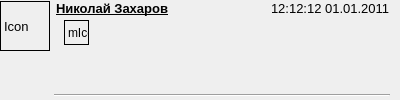
This is ui/dialogTo.ui in GoCodingIcreated/VKMessenger as Qt 5 draws it before an edit. The edited form follows.
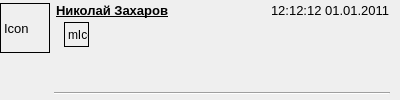
This is the edited form.

Commit message: v.0.1.5 Fixed: 	Split-line in dialog list was different for messageFrom and messageTo Added: 	Chat has been supported since now. It is possible to send and get messages from chats. And since now it is possible to differ chat dialog in dialogList 	Auto-refreshing when select dialog

Patch:
```diff
--- a/ui/dialogTo.ui
+++ b/ui/dialogTo.ui
@@ -28,6 +28,11 @@
     <height>100</height>
    </size>
   </property>
+  <property name="font">
+   <font>
+    <stylestrategy>PreferDefault</stylestrategy>
+   </font>
+  </property>
   <property name="windowTitle">
    <string>Form</string>
   </property>
@@ -59,13 +64,13 @@
       <number>0</number>
      </property>
      <property name="topMargin">
-      <number>0</number>
+      <number>2</number>
      </property>
      <property name="rightMargin">
       <number>0</number>
      </property>
      <property name="bottomMargin">
-      <number>0</number>
+      <number>2</number>
      </property>
      <item>
       <layout class="QVBoxLayout" name="verticalLayout_2">
```
The commit also changes 3 other files.
